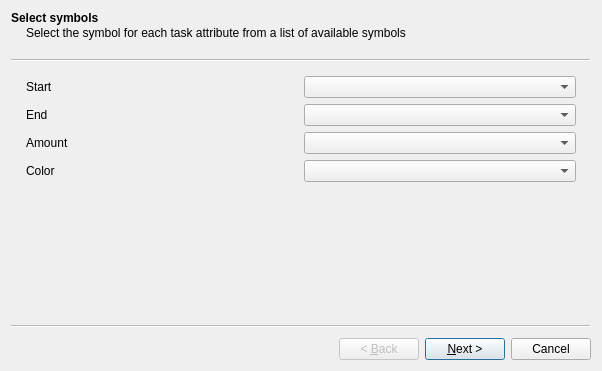
Qt form wizard.ui (reddream/Gantt) before a commit.
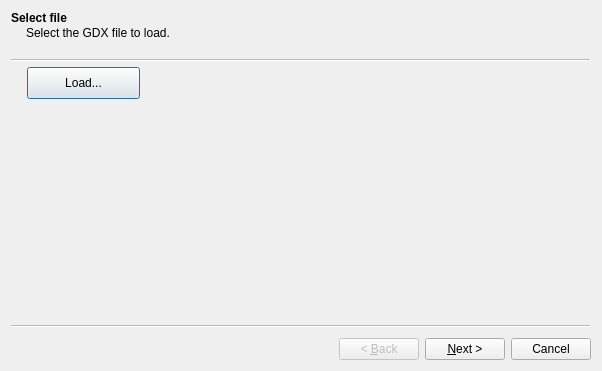
The same form after that commit.

Commit message: Fixed bugs, Created foundation for Wizard

Patch:
```diff
--- a/wizard.ui
+++ b/wizard.ui
@@ -13,6 +13,27 @@
   <property name="windowTitle">
    <string>Wizard</string>
   </property>
+  <widget class="QWizardPage" name="wizardPage">
+   <property name="title">
+    <string>Select file</string>
+   </property>
+   <property name="subTitle">
+    <string>Select the GDX file to load.</string>
+   </property>
+   <widget class="QPushButton" name="pushButton">
+    <property name="geometry">
+     <rect>
+      <x>10</x>
+      <y>0</y>
+      <width>113</width>
+      <height>32</height>
+     </rect>
+    </property>
+    <property name="text">
+     <string>Load...</string>
+    </property>
+   </widget>
+  </widget>
   <widget class="QWizardPage" name="wizardPage1">
    <property name="title">
     <string>Select symbols</string>
```
The commit also changes 7 other files.
